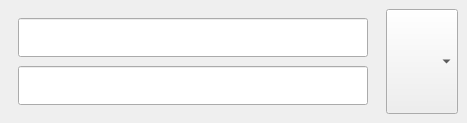
Above: Plugins/KanbanBoard/KanbanDelegateEditor.ui from StefanoLusardi/Kanban before the change. Below: the same form after it.
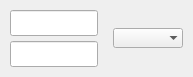
That is the form after the change.

The edit to the form file:
```diff
--- a/Plugins/KanbanBoard/KanbanDelegateEditor.ui
+++ b/Plugins/KanbanBoard/KanbanDelegateEditor.ui
@@ -6,8 +6,8 @@
    <rect>
     <x>0</x>
     <y>0</y>
-    <width>467</width>
-    <height>123</height>
+    <width>193</width>
+    <height>77</height>
    </rect>
   </property>
   <property name="sizePolicy">
@@ -33,42 +33,42 @@
   </property>
   <layout class="QHBoxLayout" name="horizontalLayout" stretch="1,0">
    <property name="spacing">
-    <number>9</number>
+    <number>5</number>
    </property>
    <property name="sizeConstraint">
     <enum>QLayout::SetDefaultConstraint</enum>
    </property>
    <property name="leftMargin">
-    <number>9</number>
+    <number>5</number>
    </property>
    <property name="topMargin">
-    <number>9</number>
+    <number>5</number>
    </property>
    <property name="rightMargin">
-    <number>9</number>
+    <number>5</number>
    </property>
    <property name="bottomMargin">
-    <number>9</number>
+    <number>5</number>
    </property>
    <item>
     <layout class="QVBoxLayout" name="verticalLayout">
      <property name="spacing">
-      <number>9</number>
+      <number>5</number>
      </property>
      <property name="sizeConstraint">
       <enum>QLayout::SetDefaultConstraint</enum>
      </property>
      <property name="leftMargin">
-      <number>9</number>
+      <number>5</number>
      </property>
      <property name="topMargin">
-      <number>9</number>
+      <number>5</number>
      </property>
      <property name="rightMargin">
-      <number>9</number>
+      <number>5</number>
      </property>
      <property name="bottomMargin">
-      <number>9</number>
+      <number>5</number>
      </property>
      <item>
       <widget class="QLineEdit" name="mStateEditor">
@@ -111,6 +111,33 @@
     </layout>
    </item>
    <item>
+    <layout class="QVBoxLayout" name="verticalLayout_2">
+     <property name="leftMargin">
+      <number>5</number>
+     </property>
+     <property name="topMargin">
+      <number>5</number>
+     </property>
+     <property name="rightMargin">
+      <number>5</number>
+     </property>
+     <property name="bottomMargin">
+      <number>5</number>
+     </property>
+     <item>
+      <spacer name="verticalSpacer_2">
+       <property name="orientation">
+        <enum>Qt::Vertical</enum>
+       </property>
+       <property name="sizeHint" stdset="0">
+        <size>
+         <width>20</width>
+         <height>40</height>
+        </size>
+       </property>
+      </spacer>
+     </item>
+     <item>
     <widget class="QComboBox" name="mColorEditor">
      <property name="sizePolicy">
       <sizepolicy hsizetype="Expanding" vsizetype="Expanding">
@@ -134,12 +161,27 @@
       <number>-1</number>
      </property>
      <property name="frame">
-      <bool>true</bool>
+        <bool>false</bool>
      </property>
      <property name="modelColumn">
       <number>0</number>
      </property>
     </widget>
+     </item>
+     <item>
+      <spacer name="verticalSpacer">
+       <property name="orientation">
+        <enum>Qt::Vertical</enum>
+       </property>
+       <property name="sizeHint" stdset="0">
+        <size>
+         <width>20</width>
+         <height>40</height>
+        </size>
+       </property>
+      </spacer>
+     </item>
+    </layout>
    </item>
   </layout>
  </widget>
```
Lines whose indentation alone changed are shown as unchanged.
